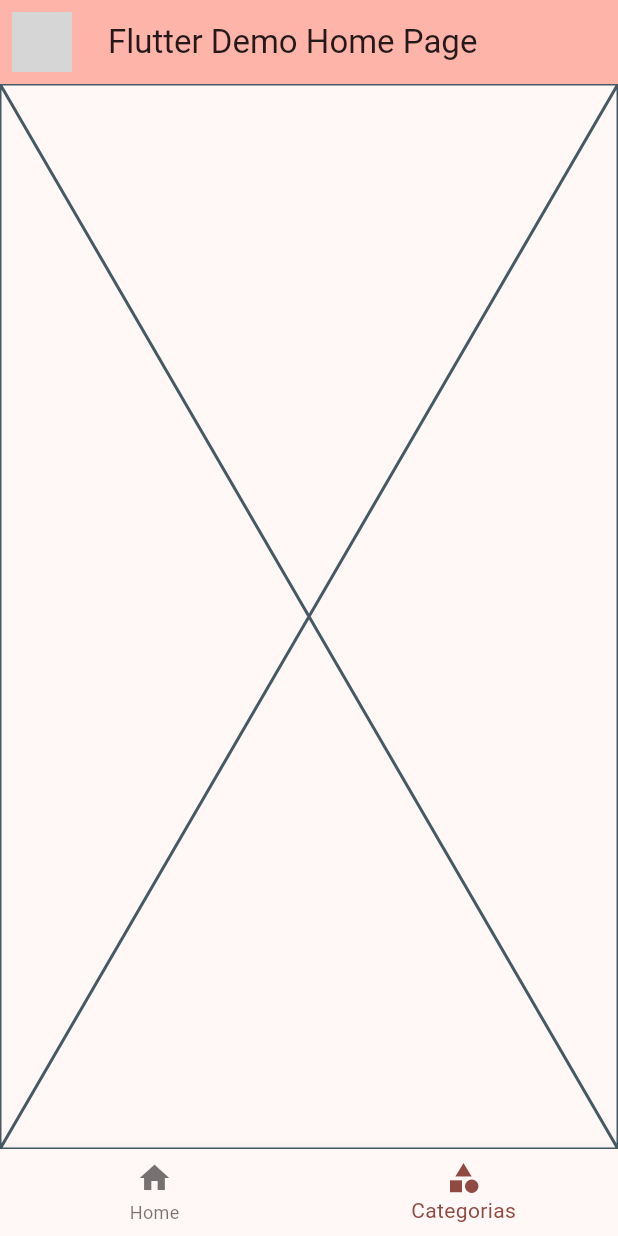
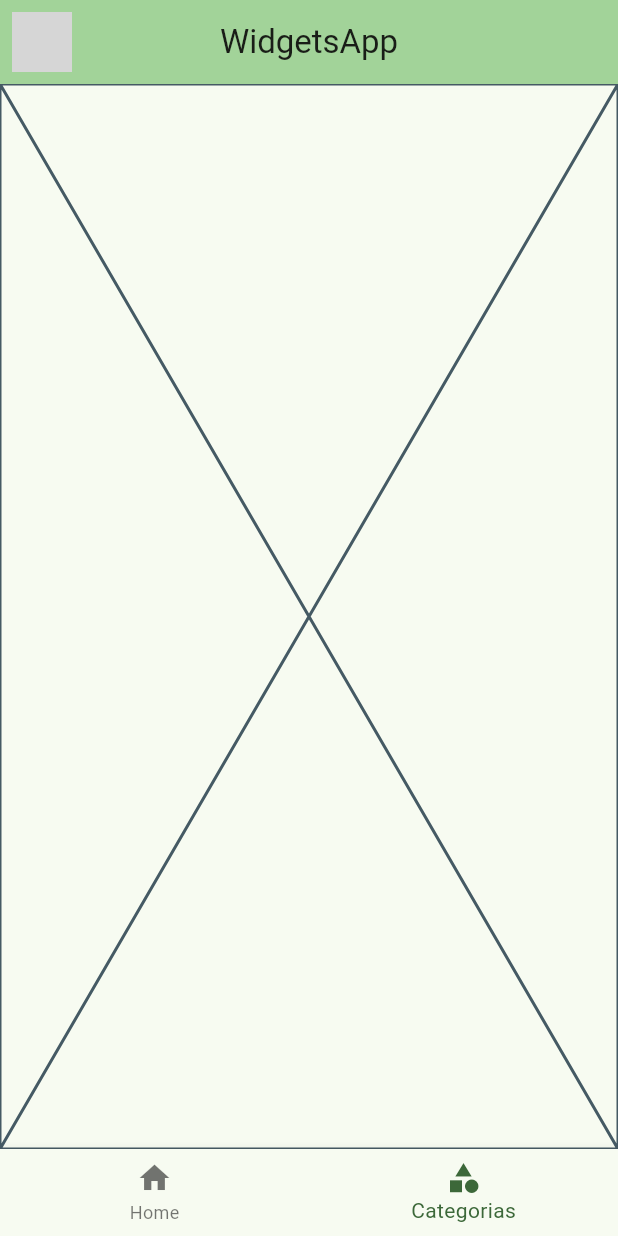
Before and after one commit to OscarAVJ/flutter_widgets_app, a Flutter app: the screen it shows after launch, item 2 of the bottom bar chosen, on a phone screen of 412 x 824 dp. Run offline on Flutter 3.47's test engine with Material 3 defaults, Android fonts, the phone set to English and light mode, and no system bars; network calls fail; grey boxes are pictures that could not be loaded.

Commit message:
Menu y themes

```diff
--- /dev/null
+++ b/lib/config/theme/app_theme.dart
@@ -0,0 +1,29 @@
+import 'package:flutter/material.dart';
+
+const colorsList = <Color>[
+  Colors.blue,
+  Colors.purple,
+  Color.fromARGB(255, 37, 103, 39),
+];
+
+class AppTheme {
+  final int selectedColor;
+
+  AppTheme({this.selectedColor = 0})
+    : assert(
+        selectedColor >= 0,
+        "El color seleccionado debe de ser igual o mayor a 0",
+      ),
+      assert(
+        selectedColor < colorsList.length,
+        "El color seleccionado debe de ser menor a ${colorsList.length - 1}",
+      );
+
+  ThemeData getTheme() {
+    return ThemeData(
+      useMaterial3: true,
+      colorSchemeSeed: colorsList[selectedColor],
+      appBarTheme: AppBarTheme(centerTitle: true),
+    );
+  }
+}
--- a/lib/main.dart
+++ b/lib/main.dart
@@ -1,5 +1,6 @@
 import 'package:flutter/material.dart';
-import 'package:flutter_widgets_app/screens/home.dart';
+import 'package:flutter_widgets_app/config/theme/app_theme.dart';
+import 'package:flutter_widgets_app/presentation/screens/home.dart';
 
 ///Metodo main, donde todo inicia
 void main() {
@@ -20,18 +21,9 @@ class MyApp extends StatelessWidget {
       ///Quitamos el banner feo
       debugShowCheckedModeBanner: false,
 
-      ///Theme
-      darkTheme: ThemeData.dark(),
-
       ///ThemeData
-      theme: ThemeData(
-        ///Material y color base
-        useMaterial3: true,
-        colorScheme: ColorScheme.fromSeed(
-          seedColor: const Color.fromARGB(255, 230, 18, 18),
-        ),
-      ),
-      home: const MyHomePage(title: 'Flutter Demo Home Page'),
+      theme: AppTheme(selectedColor: 2).getTheme(),
+      home: const MyHomePage(title: 'WidgetsApp'),
     );
   }
 }
```
Also changed, not shown: lib/config/menuItems/menu_items.dart (added, +36 -0 lines), lib/presentation/screens/home.dart (renamed from lib/screens/home.dart).
